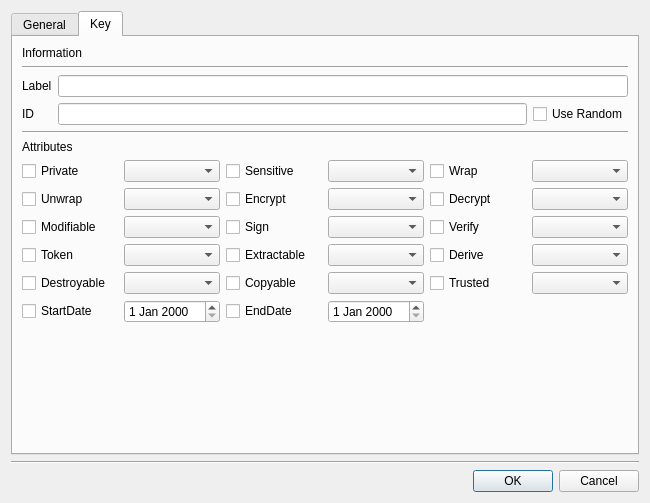
The window that CryptokiMan/create_key_dlg.ui (jykim74/CryptokiMan) describes before a commit, drawn with Qt 5.
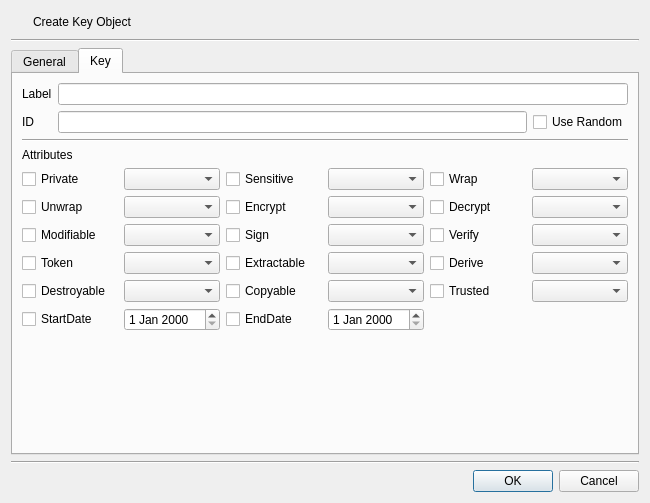
The same window after the commit. The open tabs and pages were chosen to show the change. Icons and pictures are not drawn.

What changed in the file:
```diff
--- a/CryptokiMan/create_key_dlg.ui
+++ b/CryptokiMan/create_key_dlg.ui
@@ -14,6 +14,50 @@
    <string>Create key</string>
   </property>
   <layout class="QVBoxLayout" name="verticalLayout">
+   <item>
+    <layout class="QGridLayout" name="gridLayout_7">
+     <item row="0" column="0">
+      <widget class="QPushButton" name="pushButton">
+       <property name="minimumSize">
+        <size>
+         <width>16</width>
+         <height>0</height>
+        </size>
+       </property>
+       <property name="maximumSize">
+        <size>
+         <width>16</width>
+         <height>16777215</height>
+        </size>
+       </property>
+       <property name="text">
+        <string/>
+       </property>
+       <property name="icon">
+        <iconset resource="cryptokiman.qrc">
+         <normaloff>:/images/key_gen.png</normaloff>:/images/key_gen.png</iconset>
+       </property>
+       <property name="flat">
+        <bool>true</bool>
+       </property>
+      </widget>
+     </item>
+     <item row="0" column="1">
+      <widget class="QLabel" name="label_2">
+       <property name="text">
+        <string>Create Key Object</string>
+       </property>
+      </widget>
+     </item>
+    </layout>
+   </item>
+   <item>
+    <widget class="Line" name="line_3">
+     <property name="orientation">
+      <enum>Qt::Horizontal</enum>
+     </property>
+    </widget>
+   </item>
    <item>
     <widget class="QTabWidget" name="tabWidget">
      <property name="currentIndex">
@@ -498,20 +542,6 @@
        <string>Key</string>
       </attribute>
       <layout class="QVBoxLayout" name="verticalLayout_3">
-       <item>
-        <widget class="QLabel" name="label_8">
-         <property name="text">
-          <string>Information</string>
-         </property>
-        </widget>
-       </item>
-       <item>
-        <widget class="Line" name="line_3">
-         <property name="orientation">
-          <enum>Qt::Horizontal</enum>
-         </property>
-        </widget>
-       </item>
        <item>
         <layout class="QGridLayout" name="gridLayout_2">
          <property name="topMargin">
```
Left out of the diff: 13 changed lines with no effect on the pictures.
